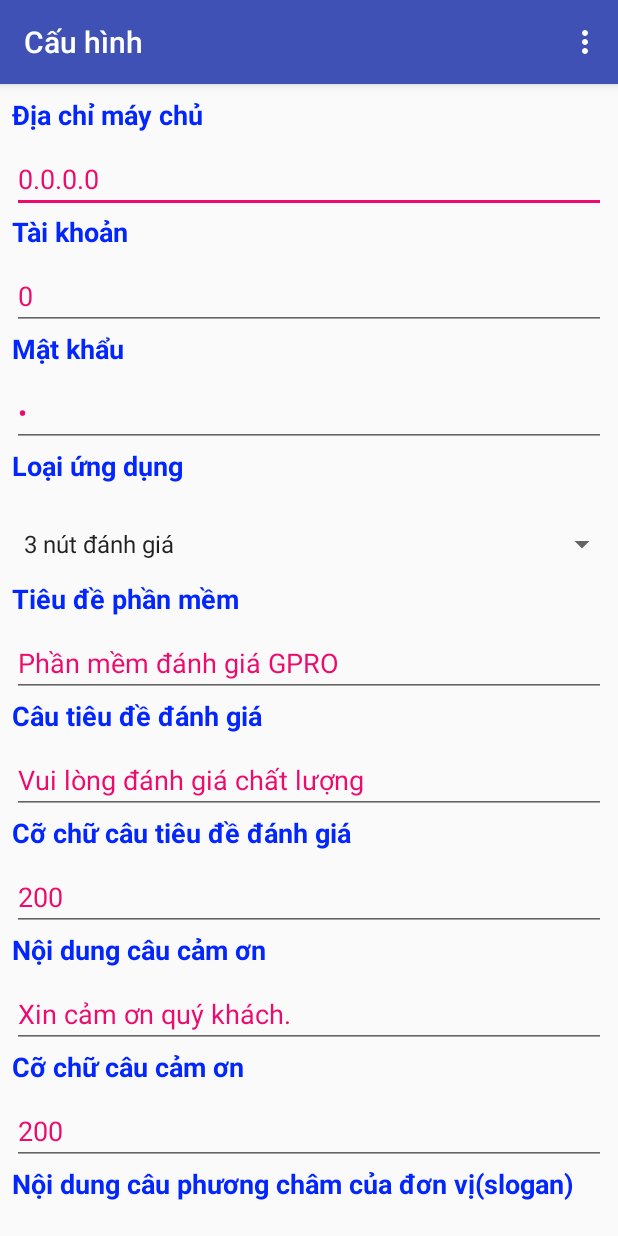
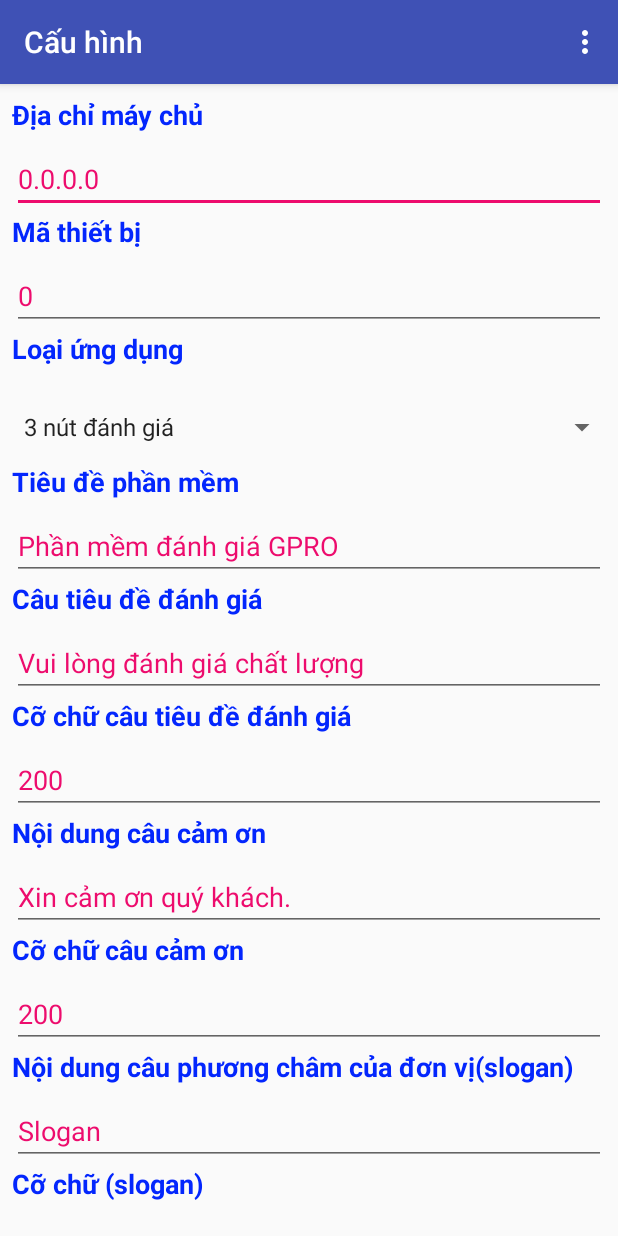
Before and after one commit to nguyenhoanghai/QMS_AndroidApp, an Android app: the screen it shows after launch (AppConfigActivity), on a phone screen of 412 x 824 dp. Run offline under Robolectric (Android 15) with nearby library versions, the light colour scheme and no system bars; Roboto replaces fonts that are not available here.

Commit message:
22/7/2020

```diff
--- a/QMSEvaluateOnly/app/build.gradle
+++ b/QMSEvaluateOnly/app/build.gradle
@@ -28,7 +28,7 @@
     androidTestImplementation 'com.android.support.test.espresso:espresso-core:3.0.2'
     implementation 'com.android.support:design:27.1.1'
     // add
-    compile 'com.android.volley:volley:1.0.0'
-    compile 'com.google.code.gson:gson:2.4'
+    implementation 'com.android.volley:volley:1.0.0'
+    implementation 'com.google.code.gson:gson:2.4'
 
 }
--- a/QMSEvaluateOnly/app/src/main/java/com/gpro/admin/qmsevaluateonly/AppConfigActivity.java
+++ b/QMSEvaluateOnly/app/src/main/java/com/gpro/admin/qmsevaluateonly/AppConfigActivity.java
@@ -22,10 +22,10 @@
 
 public class AppConfigActivity extends AppCompatActivity {
 
-    EditText txtIp, txtName, txtPass, txtTitle,txtChaoDG,
+    EditText txtIp,   txtTitle,txtChaoDG,txtmathietbi,
             txtCauCamOn,txtSizeChaoDG,txtSizeCamOn,txtTimeShowCamOn,
             txtActionParams,txtHexcode, txtSlogan,txtSizeSlogan, txtDong,
-            txtCot,txtSizeNutNext,txtSizeSTTNutNext;
+            txtCot,txtSizeNutNext,txtSizeSTTNutNext,txtbutheight,txtbutwidth;
     Spinner lvAppType;
     Button btnSave;
     SharedPreferences sharedPreferences;
@@ -36,7 +36,8 @@
             "Màn hình Quầy",
             "Màn hình cấp phiếu 2",
             "Màn hình cấp phiếu 3",
-            "Hiển thị quầy"};
+            "Hiển thị quầy",
+            "Màn hình cấp phiếu 4",};
     ArrayAdapter appTypeAdapter ;
     Integer appType = 0;
     Switch aSwitch, swSendSMS;
@@ -48,8 +49,7 @@
         setTitle("Cấu hình");
 
         txtIp = (EditText) findViewById(R.id.txtIp);
-        txtName = (EditText) findViewById(R.id.txtUserName);
-        txtPass = (EditText) findViewById(R.id.txtPass);
+        txtmathietbi = (EditText) findViewById(R.id.txtequipcode);
         txtTitle = (EditText) findViewById(R.id.txtTitle);
         txtCauCamOn = (EditText) findViewById(R.id.txtCauCamOn);
         txtChaoDG = (EditText) findViewById(R.id.txtChaoDanhGia);
@@ -66,6 +66,8 @@
         txtSizeSTTNutNext = (EditText) findViewById(R.id.txtSizeSTTNutNext);
         txtHexcode = (EditText) findViewById(R.id.txtHexcode);
         txtActionParams = (EditText) findViewById(R.id.txtActionParams);
+        txtbutheight = (EditText) findViewById(R.id.txtbutheight);
+        txtbutwidth = (EditText) findViewById(R.id.txtbutwidth);
 
         appTypeAdapter = new ArrayAdapter(this, android.R.layout.simple_list_item_1, arrAppType);
         lvAppType = (Spinner) findViewById(R.id.spinnerAppType);
@@ -95,9 +97,8 @@
 
         sharedPreferences = getSharedPreferences("QMS_SHARED_PREFERENCES", Context.MODE_PRIVATE);
         txtIp.setText(sharedPreferences.getString("IP", "0.0.0.0"));
-        txtName.setText(sharedPreferences.getString("UserName", "0"));
-        txtPass.setText(sharedPreferences.getString("Password", "0"));
-        txtTitle.setText(sharedPreferences.getString("APP_TITLE", "Phần mềm đánh giá GPRO"));
+        txtmathietbi.setText(sharedPreferences.getString("Equipcode", "0"));
+         txtTitle.setText(sharedPreferences.getString("APP_TITLE", "Phần mềm đánh giá GPRO"));
         txtChaoDG.setText(sharedPreferences.getString("ChaoDG", "Vui lòng đánh giá chất lượng"));
         txtCauCamOn.setText(sharedPreferences.getString("CamOn", "Xin cảm ơn quý khách."));
         txtSizeChaoDG.setText(sharedPreferences.getString("SizeChaoDG", "200"));
@@ -111,6 +112,8 @@
         txtSizeSTTNutNext.setText(sharedPreferences.getString("SizeSTTNext", "200"));
         txtHexcode.setText(sharedPreferences.getString("HexCode", "8B"));
         txtActionParams.setText(sharedPreferences.getString("ActionParam", "00,00"));
+        txtbutwidth.setText(sharedPreferences.getString("ButWidth", "20"));
+        txtbutheight.setText(sharedPreferences.getString("ButHeight", "20"));
 
         aSwitch.setChecked( (sharedPreferences.getString("UseQMS", "0").equals("0")?false:true));
         swSendSMS.setChecked( (sharedPreferences.getString("SendSMS", "0").equals("0")?false:true)  );
@@ -166,6 +169,14 @@
                startActivity(intent);
            }
            break;
+       case 8:
+           intent = getIntent();
+           hold =   intent.getStringExtra("hold" )  ;
+           if(hold == null && !isFirst.booleanValue() ){
+               intent = new Intent(AppConfigActivity.this, PrintTicket_4Activity.class);
+               startActivity(intent);
+           }
+           break;
         }
 
         btnSave = (Button) findViewById(R.id.btnSave);
@@ -175,16 +186,13 @@
             public void onClick(View v) {
                 if (txtIp.getText().toString() == "")
                     Toast.makeText(AppConfigActivity.this, "Vui lòng nhập địa chỉ máy chủ.", Toast.LENGTH_LONG).show();
-                else if (txtName.getText().toString() == "")
-                    Toast.makeText(AppConfigActivity.this, "Vui lòng nhập Tên tài khoản đăng nhập mặt định.", Toast.LENGTH_LONG).show();
-                else if (txtPass.getText().toString() == "")
-                    Toast.makeText(AppConfigActivity.this, "Vui lòng nhập mật khẩu dăng nhập.", Toast.LENGTH_LONG).show();
-                else {
+                else if (txtmathietbi.getText().toString() == "")
+                    Toast.makeText(AppConfigActivity.this, "Vui lòng nhập mã thiết bị.", Toast.LENGTH_LONG).show();
+                  else {
                     SharedPreferences.Editor editor = sharedPreferences.edit();
                     editor.putBoolean("IS_FIRTS_LAUNCHER", false);
                     editor.putString("IP", txtIp.getText().toString());
-                    editor.putString("UserName", txtName.getText().toString());
-                    editor.putString("Password", txtPass.getText().toString());
+                    editor.putString("Equipcode", txtmathietbi.getText().toString());
                     editor.putString("APP_TYPE", appType.toString() );
                     editor.putString("APP_TITLE",  txtTitle.getText().toString() );
                     editor.putString("ChaoDG",  txtChaoDG.getText().toString() );
@@ -202,6 +210,8 @@
                     editor.putString("ActionParam",  txtActionParams.getText().toString() );
                     editor.putString("UseQMS",  (aSwitch.isChecked()?"1":"0") );
                     editor.putString("SendSMS",  (swSendSMS.isChecked()?"1":"0")  );
+                    editor.putString("ButWidth",  txtbutwidth.getText().toString() );
+                    editor.putString("ButHeight",  txtbutheight.getText().toString() );
                     editor.apply();
                     Intent intent;
                     switch (appType){
@@ -237,6 +247,10 @@
                             intent = new Intent(AppConfigActivity.this, HienThiQuay.class);
                             startActivity(intent);
                             break;
+                        case 8:
+                            intent = new Intent(AppConfigActivity.this, PrintTicket_4Activity.class);
+                            startActivity(intent);
+                            break;
                     }
                 }
             }
@@ -269,6 +283,10 @@
                     break;
                 case 5:
                     intent = new Intent(AppConfigActivity.this, PrintTicket_2Activity.class);
+                    startActivity(intent);
+                    break;
+                case 8:
+                    intent = new Intent(AppConfigActivity.this, PrintTicket_4Activity.class);
                     startActivity(intent);
                     break;
             }
--- a/QMSEvaluateOnly/app/src/main/res/layout/activity_app_config.xml
+++ b/QMSEvaluateOnly/app/src/main/res/layout/activity_app_config.xml
@@ -55,14 +55,14 @@
                 android:layout_marginLeft="8dp"
                 android:layout_marginEnd="8dp"
                 android:layout_marginRight="8dp"
-                android:text="Tài khoản"
+                android:text="Mã thiết bị"
                 android:textColor="@color/colorPrimaryDark"
                 android:textSize="18sp"
                 android:textStyle="bold"
                 app:layout_constraintEnd_toEndOf="parent"
                 app:layout_constraintStart_toStartOf="parent"  />
             <EditText
-                android:id="@+id/txtUserName"
+                android:id="@+id/txtequipcode"
                 android:layout_width="match_parent"
                 android:layout_height="wrap_content"
                 android:layout_marginStart="8dp"
@@ -71,44 +71,14 @@
                 android:layout_marginEnd="8dp"
                 android:layout_marginRight="8dp"
                 android:ems="10"
-                android:hint="Tài khoản đăng nhập mặt định"
+                android:hint="Mã thiết bị "
                 android:inputType="textPersonName"
                 android:textColor="@color/colorAccent"
                 app:layout_constraintEnd_toEndOf="parent"
                 app:layout_constraintHorizontal_bias="0.0"
                 app:layout_constraintStart_toStartOf="parent"
                 app:layout_constraintTop_toBottomOf="@+id/lb2" />
-            <TextView
-                android:id="@+id/textView9"
-                android:layout_width="match_parent"
-                android:layout_height="wrap_content"
-                android:layout_marginStart="8dp"
-                android:layout_marginLeft="8dp"
-                android:layout_marginEnd="8dp"
-                android:layout_marginRight="8dp"
-                android:text="Mật khẩu"
-                android:textColor="@color/colorPrimaryDark"
-                android:textSize="18sp"
-                android:textStyle="bold"
-                app:layout_constraintEnd_toEndOf="parent"
-                app:layout_constraintHorizontal_bias="0.0"
-                app:layout_constraintStart_toStartOf="parent" />
-            <EditText
-                android:id="@+id/txtPass"
-                android:layout_width="match_parent"
-                android:layout_height="wrap_content"
-                android:layout_marginStart="8dp"
-                android:layout_marginLeft="8dp"
-                android:layout_marginTop="8dp"
-                android:layout_marginEnd="8dp"
-                android:layout_marginRight="8dp"
-                android:ems="10"
-                android:hint="Mật khẩu"
-                android:inputType="textPassword"
-                android:textColor="@color/colorAccent"
-                app:layout_constraintEnd_toEndOf="parent"
-                app:layout_constraintStart_toStartOf="parent"
-                app:layout_constraintTop_toBottomOf="@+id/textView9" />
+
             <TextView
                 android:id="@+id/textView10"
                 android:layout_width="match_parent"
@@ -624,6 +594,81 @@
                     app:layout_constraintEnd_toEndOf="parent"
                     app:layout_constraintStart_toStartOf="parent"
                     app:layout_constraintTop_toBottomOf="@+id/textView9" />
+                <LinearLayout
+                    android:orientation="horizontal"
+                    android:layout_width="match_parent"
+                    android:layout_height="wrap_content">
+                    <LinearLayout
+                        android:orientation="vertical"
+                        android:layout_width="300dp"
+                        android:layout_height="wrap_content">
+                        <TextView
+                            android:id="@+id/textView18"
+                            android:layout_width="match_parent"
+                            android:layout_height="wrap_content"
+                            android:layout_marginStart="8dp"
+                            android:layout_marginLeft="8dp"
+                            android:layout_marginEnd="8dp"
+                            android:layout_marginRight="8dp"
+                            android:text="Chiều ngang nút"
+                            android:textColor="@color/colorPrimaryDark"
+                            android:textSize="18sp"
+                            android:textStyle="bold"
+                            app:layout_constraintEnd_toEndOf="parent"
+                            app:layout_constraintHorizontal_bias="0.0"
+                            app:layout_constraintStart_toStartOf="parent" />
+                        <EditText
+                            android:id="@+id/txtbutwidth"
+                            android:layout_width="match_parent"
+                            android:layout_height="wrap_content"
+                            android:layout_marginStart="8dp"
+                            android:layout_marginLeft="8dp"
+                            android:layout_marginTop="8dp"
+                            android:layout_marginEnd="8dp"
+                            android:layout_marginRight="8dp"
+                            android:ems="10"
+                            android:inputType="number"
+                            android:textColor="@color/colorAccent"
+                            app:layout_constraintEnd_toEndOf="parent"
+                            app:layout_constraintStart_toStartOf="parent"
+                            app:layout_constraintTop_toBottomOf="@+id/textView9" />
+                    </LinearLayout>
+                    <LinearLayout
+                        android:orientation="vertical"
+                        android:layout_width="match_parent"
+                        android:layout_height="wrap_content">
+                        <TextView
+                            android:id="@+id/textView20"
+                            android:layout_width="match_parent"
+                            android:layout_height="wrap_content"
+                            android:layout_marginStart="8dp"
+                            android:layout_marginLeft="8dp"
+                            android:layout_marginEnd="8dp"
+                            android:layout_marginRight="8dp"
+                            android:text="Chiều cao nút"
+                            android:textColor="@color/colorPrimaryDark"
+                            android:textSize="18sp"
+                            android:textStyle="bold"
+                            app:layout_constraintEnd_toEndOf="parent"
+                            app:layout_constraintHorizontal_bias="0.0"
+                            app:layout_constraintStart_toStartOf="parent" />
+                        <EditText
+                            android:id="@+id/txtbutheight"
+                            android:layout_width="match_parent"
+                            android:layout_height="wrap_content"
+                            android:layout_marginStart="8dp"
+                            android:layout_marginLeft="8dp"
+                            android:layout_marginTop="8dp"
+                            android:layout_marginEnd="8dp"
+                            android:layout_marginRight="8dp"
+                            android:ems="10"
+                            android:inputType="number"
+                            android:textColor="@color/colorAccent"
+                            app:layout_constraintEnd_toEndOf="parent"
+                            app:layout_constraintStart_toStartOf="parent"
+                            app:layout_constraintTop_toBottomOf="@+id/textView9" />
+                    </LinearLayout>
+                </LinearLayout>
             </android.support.v7.widget.LinearLayoutCompat>
 
             <Button
```
Also changed, not shown: QMSEvaluateOnly/app/src/main/AndroidManifest.xml (+45 -50 lines), QMSEvaluateOnly/app/src/main/java/com/gpro/admin/qmsevaluateonly/CamOnActivity.java (+4 -5 lines), QMSEvaluateOnly/app/src/main/java/com/gpro/admin/qmsevaluateonly/CountersEventActivity.java (+54 -54 lines), QMSEvaluateOnly/app/src/main/java/com/gpro/admin/qmsevaluateonly/DGKhacActivity.java (+3 -4 lines), QMSEvaluateOnly/app/src/main/java/com/gpro/admin/qmsevaluateonly/PrintTicket_2Activity.java (+11 -1 lines), QMSEvaluateOnly/app/src/main/java/com/gpro/admin/qmsevaluateonly/PrintTicket_4Activity.java (added, +246 -0 lines), QMSEvaluateOnly/app/src/main/java/com/gpro/admin/qmsevaluateonly/ThreeButtonActivity.java (+10 -11 lines), QMSEvaluateOnly/app/src/main/res/layout/activity_print_ticket_4.xml (added, +17 -0 lines), QMSEvaluateOnly/app/src/main/res/values/strings.xml (+5 -5 lines).
